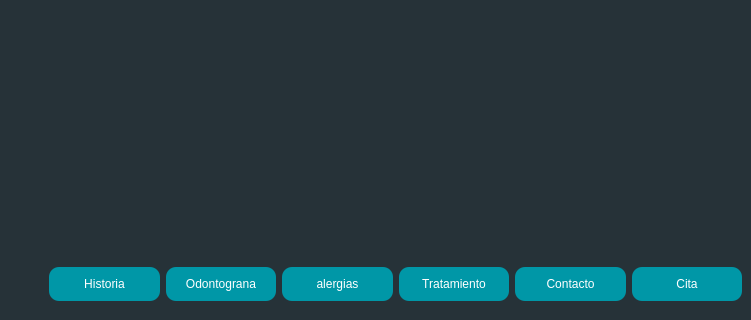
Before: the Qt Designer form ui/paciente_frame.ui in hm2206/strong_teeth, drawn with Qt 5; both pictures show x 0 to 751 and y 318 to 638 of the 751 by 638 pixel window.
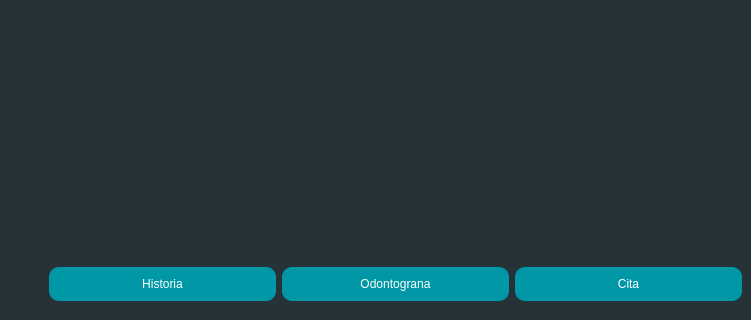
After: the same form once the commit is applied. Icons and pictures are not drawn.

The edit to the form file:
```diff
--- a/ui/paciente_frame.ui
+++ b/ui/paciente_frame.ui
@@ -358,6 +358,19 @@
               </property>
              </widget>
             </item>
+            <item row="0" column="2">
+             <widget class="QPushButton" name="btn_cita">
+              <property name="cursor">
+               <cursorShape>PointingHandCursor</cursorShape>
+              </property>
+              <property name="text">
+               <string>Cita</string>
+              </property>
+              <property name="flat">
+               <bool>true</bool>
+              </property>
+             </widget>
+            </item>
             <item row="0" column="1">
              <widget class="QPushButton" name="btn_odontograma">
               <property name="enabled">
@@ -374,58 +387,6 @@
               </property>
              </widget>
             </item>
-            <item row="0" column="2">
-             <widget class="QPushButton" name="btn_alergia">
-              <property name="cursor">
-               <cursorShape>PointingHandCursor</cursorShape>
-              </property>
-              <property name="text">
-               <string>alergias</string>
-              </property>
-              <property name="flat">
-               <bool>true</bool>
-              </property>
-             </widget>
-            </item>
-            <item row="0" column="3">
-             <widget class="QPushButton" name="btn_tratamiento">
-              <property name="cursor">
-               <cursorShape>PointingHandCursor</cursorShape>
-              </property>
-              <property name="text">
-               <string>Tratamiento</string>
-              </property>
-              <property name="flat">
-               <bool>true</bool>
-              </property>
-             </widget>
-            </item>
-            <item row="0" column="4">
-             <widget class="QPushButton" name="btn_contacto">
-              <property name="cursor">
-               <cursorShape>PointingHandCursor</cursorShape>
-              </property>
-              <property name="text">
-               <string>Contacto</string>
-              </property>
-              <property name="flat">
-               <bool>true</bool>
-              </property>
-             </widget>
-            </item>
-            <item row="0" column="5">
-             <widget class="QPushButton" name="btn_cita">
-              <property name="cursor">
-               <cursorShape>PointingHandCursor</cursorShape>
-              </property>
-              <property name="text">
-               <string>Cita</string>
-              </property>
-              <property name="flat">
-               <bool>true</bool>
-              </property>
-             </widget>
-            </item>
            </layout>
           </widget>
          </item>
```
